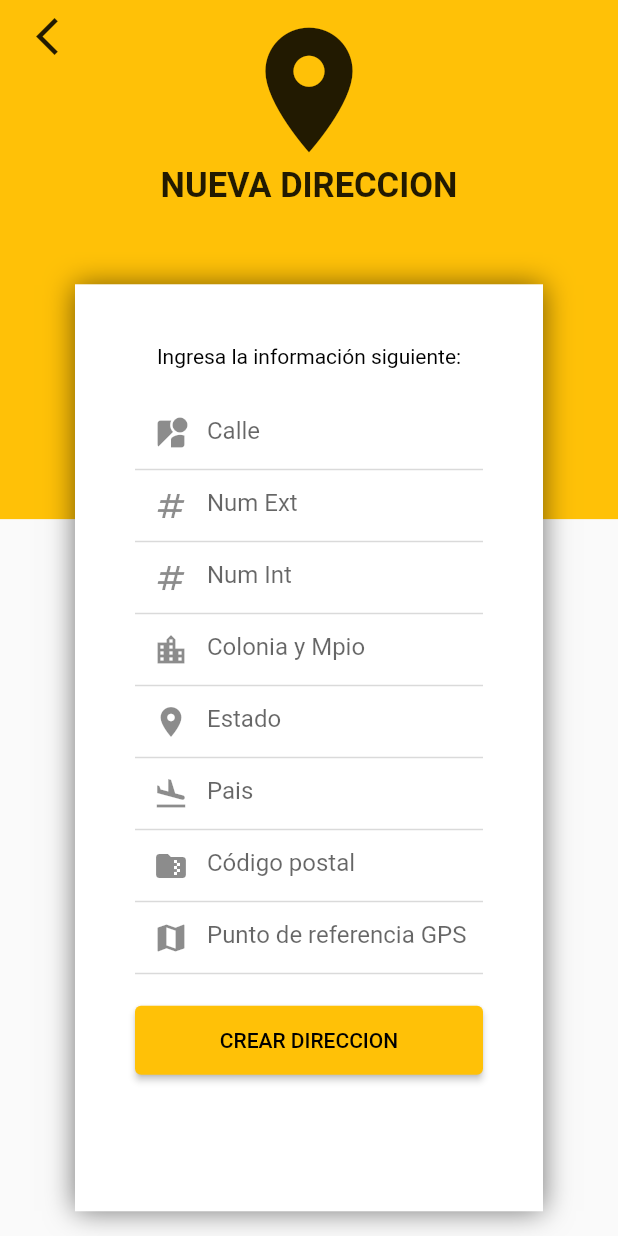
After one commit to EnriqueAldana/tag_temporal_app, a Flutter app: the ResidentAddressListPage screen opened by its route, after a tap on the "add" icon, on a phone screen of 412 x 824 dp. The commit adds this screen. Run offline on Flutter 3.47's test engine with Material 2 defaults, Android fonts, the phone set to English and light mode, and no system bars; our stand-ins replace flutter_image_slideshow, fluttertoast, geocoding, geolocator, get, get_storage and 5 more; accounts and stored records are empty; network calls fail.

Commit message:
Direccion Nueva

```diff
--- a/Notas.txt
+++ b/Notas.txt
@@ -13,3 +13,9 @@ Mejoras.
 
 El caso de uso de registrar usuario en el escenario donde el BAckEnd no esta
 funcionando la aplicacion se queda en espera de respuesta.
+
+
+Estilos para Google Maps
+https://mapstyle.withgoogle.com/
+Eliminador de espacios.
+https://www.browserling.com/tools/remove-all-whitespace
--- a/lib/main.dart
+++ b/lib/main.dart
@@ -9,6 +9,8 @@ import 'package:tag_temporal_app/src/pages/administrator/tags/list/administrator
 import 'package:tag_temporal_app/src/pages/home/home_page.dart';
 import 'package:tag_temporal_app/src/pages/login/login_page.dart';
 import 'package:tag_temporal_app/src/pages/register/register_page.dart';
+import 'package:tag_temporal_app/src/pages/resident/address/create/resident_address_create_page.dart';
+import 'package:tag_temporal_app/src/pages/resident/address/list/resident_address_list_page.dart';
 import 'package:tag_temporal_app/src/pages/resident/home/resident_home_page.dart';
 import 'package:tag_temporal_app/src/pages/resident/orders/create/resident_orders_create_page.dart';
 import 'package:tag_temporal_app/src/pages/resident/profile/info/resident_profile_info_page.dart';
@@ -56,7 +58,8 @@ class _MyAppState extends State<MyApp> {
         GetPage(name:'/resident/profile/info', page: ()=> ResidentProfileInfoPage()),
         GetPage(name:'/resident/profile/update', page: ()=> ResidentProfileUpdatePage()),
         GetPage(name:'/resident/orders/create', page: ()=> ResidentOrdersCreatePage()),
-
+        GetPage(name:'/resident/address/create', page: ()=> ResidentAddressCreatePage()),
+        GetPage(name:'/resident/address/list', page: ()=> ResidentAddressListPage()),
       ],
       theme: ThemeData(
         primaryColor: Colors.amber,
--- a/lib/src/environment/environment.dart
+++ b/lib/src/environment/environment.dart
@@ -2,5 +2,8 @@ class Environment {
 
   static const String API_URL = "http://192.168.1.66:3000/";
   static const String API_URL_OLD = "192.168.1.66:3000";
+  static const API_KEY_MAPS= "AIzaSyCox2YwxYIUXaKt1OQAtHd9nH6FJdQIk-w";
+  static const double HOME_LATITUDE= 20.6758981;
+  static const double HOME_LONGITUD=-103.349487;
 
 }
--- a/lib/src/pages/administrator/home/administrator_home_page.dart
+++ b/lib/src/pages/administrator/home/administrator_home_page.dart
@@ -8,6 +8,7 @@ import 'package:tag_temporal_app/src/pages/resident/tags/list/resident_tags_list
 import 'package:tag_temporal_app/src/pages/visitor/tags/list/visitor_tags_list_page.dart';
 import 'package:tag_temporal_app/src/utils/custom_animated_bottom_bar.dart';
 
+import '../../resident/products/list/resident_product_list_page.dart';
 import 'administrator_home_controller.dart';
 
 class AdministratorHomePage extends StatelessWidget {
@@ -21,10 +22,10 @@ class AdministratorHomePage extends StatelessWidget {
       IndexedStack(
         index: con.indexTab.value,
         children: [
-          AdministratorProductsCreatePage(),
+          ResidentproductListPage(),
           AdministratorCategoriesCreatePage(),
           AdministratorProductsCreatePage(),
-         ResidentProfileInfoPage(),
+          ResidentProfileInfoPage(),
 
         ],
       ))
--- a/lib/src/pages/login/login_page.dart
+++ b/lib/src/pages/login/login_page.dart
@@ -167,12 +167,12 @@ Widget _buttonLogin(){
   Widget _imageCover(){
     return SafeArea(
       child: Container(
-        margin: EdgeInsets.only(top: 5, bottom: 5),
+        margin: EdgeInsets.only(top: 2, bottom: 2),
         alignment: Alignment.center ,
         child: Image.asset(
         'assets/img/tagTemporal_Logo_Ambar.PNG',
         width: 220,
-        height: 215,
+        height: 200,
 
       ),
     ),
--- /dev/null
+++ b/lib/src/pages/resident/address/create/resident_address_create_controller.dart
@@ -0,0 +1,49 @@
+import 'package:flutter/material.dart';
+import 'package:get/get.dart';
+import 'package:modal_bottom_sheet/modal_bottom_sheet.dart';
+import 'package:tag_temporal_app/src/pages/resident/address/map/resident_address_map_page.dart';
+class ResidentAddressCreateController extends GetxService {
+/*
+  `address_street` varchar(180) NOT NULL,
+  `external_number` varchar(100) NOT NULL,
+  `internal_number` varchar(100) NOT NULL,
+  `neighborhood` varchar(180) NOT NULL,
+  `state` varchar(180) NOT NULL,
+  `country` varchar(180) NOT NULL,
+  `postal_code` varchar(5) NOT NULL,
+  `lat` DOUBLE PRECISION NOT NULL,
+  `lng` DOUBLE PRECISION NOT NULL,
+  `created_at` timestamp NOT NULL,
+  `updated_at` timestamp NOT NULL,
+  `id_user` bigint NOT NULL,
+  `id_company` bigint NOT NULL,
+  */
+TextEditingController address_streetController = TextEditingController();
+TextEditingController external_numberController = TextEditingController();
+TextEditingController internal_numberController = TextEditingController();
+TextEditingController neighborhoodController = TextEditingController();
+TextEditingController stateController = TextEditingController();
+TextEditingController countryController = TextEditingController();
+TextEditingController postal_codeController = TextEditingController();
+TextEditingController refPointController = TextEditingController();
+
+void openGoogleMaps(BuildContext context) async {
+  Map<String,dynamic>  refPointMap = await showMaterialModalBottomSheet(
+
+      context: context,
+      builder: (context) => ResidentAddressMapPage(),
+    isDismissible: false,
+    enableDrag: false
+  );
+  print('REF POINT MAP ${refPointMap}');
+  refPointController.text= refPointMap['address'];
+  address_streetController.text=refPointMap['direction'];
+  external_numberController.text=refPointMap['street'];
+  neighborhoodController.text=refPointMap['city'];
+  stateController.text=refPointMap['department'];
+  countryController.text=refPointMap['country'];
+
+
+}
+
+}
--- /dev/null
+++ b/lib/src/pages/resident/address/create/resident_address_create_page.dart
@@ -0,0 +1,250 @@
+
+import 'package:flutter/material.dart';
+import 'package:get/get.dart';
+import 'package:tag_temporal_app/src/pages/resident/address/create/resident_address_create_controller.dart';
+
+class ResidentAddressCreatePage extends StatelessWidget {
+
+ResidentAddressCreateController con = Get.put(ResidentAddressCreateController());
+  @override
+  Widget build(BuildContext context) {
+    return Scaffold(
+      body: Stack(   // Posicionar elementos uno arriba del otro
+        children: [
+          _backgroudCover(context),   // Primero se pone el color amarillo
+          _boxForm(context),
+          _textNewAddress(),
+          _icoBack()
+        ],
+      ),
+    );
+  }
+
+  Widget _boxForm(BuildContext context){
+    return Container(
+        height: MediaQuery.of(context).size.height * 0.75,
+        margin: EdgeInsets.only( top: MediaQuery.of(context).size.height * 0.23, left: 50 , right: 50),
+        decoration: BoxDecoration(
+            color: Colors.white,
+            boxShadow: <BoxShadow>[
+              BoxShadow(
+                  color: Colors.black54,
+                  blurRadius: 15,
+                  offset: Offset(0,0.75)
+              )
+            ]
+        ),
+        child : SingleChildScrollView(
+          child: Column(
+              children:[
+                _textYourInfo(),
+                _textFieldAddressStreet(),
+                _textFieldExternalNumber(),
+                _textFieldInternalNumber(),
+                _textFieldNeighborhood(),
+                _textFieldState(),
+                _textFieldCountry(),
+                _textFieldPostalCode(),
+                _textFieldRefPoint(context),
+                _buttonCreate(context)
+              ]
+          ),
+        )
+    );
+  }
+
+  Widget _icoBack(){
+    return SafeArea(
+      child: Container(
+        margin: EdgeInsets.only(left: 15),
+        child: IconButton(
+            onPressed: () => Get.back(),
+            icon: Icon(Icons.arrow_back_ios, size: 30,)
+        ),
+      ),
+    );
+  }
+
+
+  Widget _textNewAddress(){
+
+    return SafeArea(
+      child: Container(
+          margin: EdgeInsets.only(top: 10, bottom: 5),
+          alignment: Alignment.topCenter,
+          child: Column(
+            children: [
+              Icon(Icons.location_on, size: 100),
+              Text('NUEVA DIRECCION',
+                style: TextStyle(
+                    fontWeight: FontWeight.bold,
+                    fontSize: 23
+                ),
+              ),
+            ],
+          )
+
+      ),
+    );
+  }
+
+  Widget _textFieldAddressStreet(){
+    return Container(
+      margin: EdgeInsets.symmetric(horizontal: 40),
+      child: TextField(
+        controller: con.address_streetController,
+        keyboardType:  TextInputType.text,
+        decoration: InputDecoration(
+            hintText: 'Calle',
+            prefixIcon: Icon(Icons.streetview)
+        ),
+      ),
+    );
+  }
+Widget _textFieldExternalNumber(){
+  return Container(
+    margin: EdgeInsets.symmetric(horizontal: 40),
+    child: TextField(
+      controller: con.external_numberController,
+      keyboardType:  TextInputType.text,
+      decoration: InputDecoration(
+          hintText: 'Num Ext',
+          prefixIcon: Icon(Icons.numbers)
+      ),
+    ),
+  );
+}
+
+Widget _textFieldInternalNumber(){
+  return Container(
+    margin: EdgeInsets.symmetric(horizontal: 40),
+    child: TextField(
+      controller: con.internal_numberController,
+      keyboardType:  TextInputType.text,
+      decoration: InputDecoration(
+          hintText: 'Num Int',
+          prefixIcon: Icon(Icons.numbers)
+      ),
+    ),
+  );
+}
+Widget _textFieldNeighborhood(){
+  return Container(
+    margin: EdgeInsets.symmetric(horizontal: 40),
+    child: TextField(
+      controller: con.neighborhoodController,
+      keyboardType:  TextInputType.text,
+      decoration: InputDecoration(
+          hintText: 'Colonia y Mpio',
+          prefixIcon: Icon(Icons.location_city)
+      ),
+    ),
+  );
+}
+
+Widget _textFieldState(){
+  return Container(
+    margin: EdgeInsets.symmetric(horizontal: 40),
+    child: TextField(
+      controller: con.stateController,
+      keyboardType:  TextInputType.text,
+      decoration: InputDecoration(
+          hintText: 'Estado',
+          prefixIcon: Icon(Icons.location_on)
+      ),
+    ),
+  );
+}
+
+Widget _textFieldCountry(){
+  return Container(
+    margin: EdgeInsets.symmetric(horizontal: 40),
+    child: TextField(
+      controller: con.countryController,
+      keyboardType:  TextInputType.text,
+      decoration: InputDecoration(
+          hintText: 'Pais',
+          prefixIcon: Icon(Icons.flight_land)
+      ),
+    ),
+  );
+}
+Widget _textFieldPostalCode(){
+  return Container(
+    margin: EdgeInsets.symmetric(horizontal: 40),
+    child: TextField(
+      controller: con.postal_codeController,
+      keyboardType:  TextInputType.text,
+      decoration: InputDecoration(
+          hintText: 'Código postal',
+          prefixIcon: Icon(Icons.folder_zip)
+      ),
+    ),
+  );
+}
+Widget _textFieldRefPoint(BuildContext context){
+  return Container(
+    margin: EdgeInsets.symmetric(horizontal: 40),
+    child: TextField(
+      onTap: () => con.openGoogleMaps(context),
+      controller: con.refPointController,
+      autofocus: false,
+      focusNode: AlwaysDisabledFocusNode(),
+      keyboardType:  TextInputType.text,
+      decoration: InputDecoration(
+          hintText: 'Punto de referencia GPS',
+          prefixIcon: Icon(Icons.map)
+      ),
+    ),
+  );
+}
+
+
+
+  Widget _textYourInfo(){
+    return Container(
+        margin: EdgeInsets.only(top: 40, bottom: 20),
+        child: Text(
+          'Ingresa la información siguiente:',
+          style: TextStyle(
+              color: Colors.black
+          ),
+        )
+    );
+  }
+  Widget _buttonCreate(BuildContext context){
+
+    return Container(
+      width: double.infinity,
+      margin: EdgeInsets.symmetric(horizontal: 40, vertical: 20),
+      child: ElevatedButton(
+          onPressed: (){
+            //con.createCategory();
+          },
+          style: ElevatedButton.styleFrom(
+              padding: EdgeInsets.symmetric(vertical: 15)
+          ),
+          child: Text(
+            'CREAR DIRECCION',
+            style: TextStyle(
+                color: Colors.black
+            ),
+          )
+      ),
+    );
+
+  }
+  Widget _backgroudCover(BuildContext context){
+    return Container(
+      width: double.infinity,
+      height: MediaQuery.of(context).size.height * 0.42,
+      color: Colors.amber,
+
+    );
+  }
+}
+
+class AlwaysDisabledFocusNode extends FocusNode {
+  @override
+  bool get hasFocus => false;
+}
--- /dev/null
+++ b/lib/src/pages/resident/address/list/resident_address_list_controller.dart
@@ -0,0 +1,7 @@
+import 'package:get/get.dart';
+
+class ResidentAddressListController extends GetxController {
+  void goToAddressCreate() {
+    Get.toNamed('resident/address/create');
+  }
+}
--- /dev/null
+++ b/lib/src/pages/resident/address/list/resident_address_list_page.dart
@@ -0,0 +1,43 @@
+import 'package:flutter/material.dart';
+import 'package:get/get.dart';
+import 'package:tag_temporal_app/src/pages/resident/address/list/resident_address_list_controller.dart';
+
+class ResidentAddressListPage extends StatelessWidget {
+
+  ResidentAddressListController con = Get.put(ResidentAddressListController());
+
+  @override
+  Widget build(BuildContext context) {
+    return Scaffold(
+      appBar: AppBar(
+        iconTheme: IconThemeData(
+          color: Colors.black
+        ),
+        title: Text(
+            'Mis direcciones',
+          style: TextStyle(
+            color: Colors.black
+          ),
+        ),
+        actions: [
+          _iconAddressCreate()
+
+        ],
+      ),
+      body: Text(
+        'ResidentAddressListPage'
+      ),
+
+    );
+  }
+
+  Widget _iconAddressCreate() {
+    return IconButton(
+        onPressed: () => con.goToAddressCreate(),
+        icon: Icon(
+          Icons.add,
+          color: Colors.black,
+        )
+    );
+  }
+}
--- a/lib/src/pages/resident/orders/create/resident_orders_create_controller.dart
+++ b/lib/src/pages/resident/orders/create/resident_orders_create_controller.dart
@@ -56,4 +56,8 @@ class ResidentOrdersCreateController extends GetxController{
     }
 
   }
+
+  void goToAddresList(){
+    Get.toNamed('/resident/address/list');
+  }
 }
--- a/lib/src/pages/resident/orders/create/resident_orders_create_page.dart
+++ b/lib/src/pages/resident/orders/create/resident_orders_create_page.dart
@@ -59,7 +59,7 @@ class ResidentOrdersCreatePage extends StatelessWidget {
                 margin: EdgeInsets.symmetric(horizontal: 20),
                // width: MediaQuery.of(context).size.width * 0.6,
                 child: ElevatedButton(
-                    onPressed: ()=>{},
+                    onPressed: ()=> con.goToAddresList(),
                     style: ElevatedButton.styleFrom(
                         padding: EdgeInsets.all(15)
                     ),
--- a/pubspec.yaml
+++ b/pubspec.yaml
@@ -45,6 +45,10 @@ dependencies:
   modal_bottom_sheet: ^2.0.1
   flutter_image_slideshow: ^0.1.2
   fluttertoast: ^8.0.9
+  google_maps_flutter: ^2.1.7
+  geolocator: ^8.2.1
+  geocoding: ^2.0.4
+  location: ^4.4.0
 
 
 
```
Also changed, not shown: lib/src/Notas.txt (+10 -1 lines), lib/src/pages/resident/address/map/resident_address_map_controller.dart (added, +156 -0 lines), lib/src/pages/resident/address/map/resident_address_map_page.dart (added, +112 -0 lines), pubspec.lock, 6 other files.
